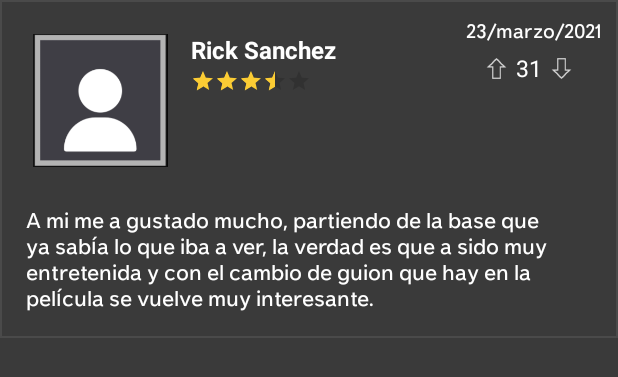
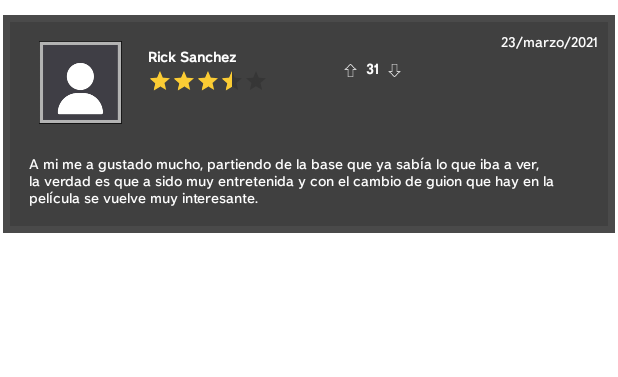
Before and after one commit to AndyBorboa/Reel, an Android app: the layout item_comentario.xml on its own in the app's theme, with its tools: preview values and no code run, on a phone screen of 412 x 824 dp. Shown: the top 377 px of the screen. Run offline under Robolectric (Android 15) with nearby library versions, the phone set to English and light mode, and no system bars.

Commit message:
Comentarios listos. Se inflo el recyclerview de comentarios con un arraylist

```diff
--- a/app/src/main/java/borboa/andrea/reel_proyectomoviles/CalificacionesFragment.kt
+++ b/app/src/main/java/borboa/andrea/reel_proyectomoviles/CalificacionesFragment.kt
@@ -19,11 +19,13 @@ import androidx.recyclerview.widget.RecyclerView
 class CalificacionesFragment : Fragment() {
 
     private lateinit var ComentariosRecyclerview: RecyclerView
-    val comentarios = getArguments()?.getSerializable("comentarios") as ArrayList<comentario>
+
 
 
     override fun onCreateView(inflater: LayoutInflater, container: ViewGroup?,
                               savedInstanceState: Bundle?): View?{
+
+        val comentarios = getArguments()?.getSerializable("comentarios") as ArrayList<comentario>
 
         val view = inflater.inflate(R.layout.fragment_calificaciones, container, false)
         val btn_comentario = view.findViewById<View>(R.id.btn_comentario) as Button
--- a/app/src/main/java/borboa/andrea/reel_proyectomoviles/PeliculasActivity.kt
+++ b/app/src/main/java/borboa/andrea/reel_proyectomoviles/PeliculasActivity.kt
@@ -1,13 +1,9 @@
 package borboa.andrea.reel_proyectomoviles
 
 import android.os.Bundle
-import android.os.Parcel
-import android.os.Parcelable
-import android.webkit.WebChromeClient
 import androidx.appcompat.app.AppCompatActivity
 import androidx.viewpager.widget.ViewPager
 import com.google.android.material.tabs.TabLayout
-import java.io.Serializable
 
 
 class PeliculasActivity : AppCompatActivity() {
--- a/app/src/main/res/layout/fragment_calificaciones.xml
+++ b/app/src/main/res/layout/fragment_calificaciones.xml
@@ -17,7 +17,10 @@
         <androidx.recyclerview.widget.RecyclerView
             android:id="@+id/ComentariosRecyclerView"
             android:layout_width="match_parent"
-            android:layout_height="564dp" />
+            android:layout_height="470dp"
+            android:layout_marginLeft="15dp"
+            android:layout_marginTop="20dp"
+            android:layout_marginRight="15dp" />
 
 
         <LinearLayout
@@ -37,24 +40,27 @@
                 <View
                     android:layout_width="match_parent"
                     android:layout_height="7px"
+                    android:layout_marginTop="10dp"
                     android:background="@color/gris" />
             </LinearLayout>
 
             <LinearLayout
                 android:layout_width="match_parent"
                 android:layout_height="match_parent"
-                android:orientation="horizontal"
-                android:layout_marginTop="10dp">
+                android:orientation="horizontal">
 
 
 
                 <ImageView
+                    android:layout_marginTop="5dp"
                     android:layout_width="50dp"
                     android:layout_height="50dp"
                     android:src="@drawable/peon"
-                    android:layout_marginLeft="20dp"/>
+                    android:padding="3dp"
+                    android:layout_marginLeft="20dp" />
 
                 <Button
+                    android:layout_marginTop="5dp"
                     android:id="@+id/btn_comentario"
                     android:layout_width="195dp"
                     android:layout_height="wrap_content"
--- a/app/src/main/res/layout/item_comentario.xml
+++ b/app/src/main/res/layout/item_comentario.xml
@@ -1,15 +1,18 @@
 <?xml version="1.0" encoding="utf-8"?>
 <LinearLayout xmlns:android="http://schemas.android.com/apk/res/android"
     android:layout_width="match_parent"
-    android:layout_height="match_parent"
+    android:layout_height="wrap_content"
     android:background="@color/gris2"
-    android:orientation="horizontal">
+    android:orientation="horizontal"
+    android:layout_marginTop="10dp"
+    android:layout_marginLeft="2dp"
+    android:layout_marginRight="2dp">
 
     <LinearLayout
         android:layout_width="match_parent"
         android:layout_height="wrap_content"
         android:orientation="vertical"
-        android:background="@drawable/bordedos">
+        android:background="@drawable/borde">
         <LinearLayout
             android:layout_marginLeft="10dp"
             android:layout_marginRight="10dp"
@@ -20,10 +23,10 @@
             android:orientation="horizontal">
 
             <ImageView
-                android:layout_width="110dp"
-                android:layout_height="110dp"
-                android:src="@drawable/peon"
-                android:padding="10dp"/>
+                android:layout_width="79dp"
+                android:layout_height="66dp"
+                android:padding="5dp"
+                android:src="@drawable/peon" />
 
             <LinearLayout
                 android:layout_width="wrap_content"
@@ -36,7 +39,8 @@
                     android:layout_height="wrap_content"
                     android:text="Rick Sanchez"
                     android:textColor="@color/white"
-                    android:textSize="16dp"
+                    android:textSize="10dp"
+                    android:fontFamily="@font/littera_regular"
                     android:textStyle="bold"
                     android:layout_marginTop="10dp"
                     android:layout_marginLeft="5dp"/>
@@ -64,6 +68,7 @@
                     android:textAlignment="textEnd"
                     android:textColor="@color/white"
                     android:text="23/marzo/2021"
+                    android:textSize="10dp"
                     android:fontFamily="@font/littera_regular"/>
 
 
@@ -74,29 +79,33 @@
                     android:layout_marginTop="6dp">
 
                     <ToggleButton
-                        android:layout_width="15dp"
-                        android:layout_height="15dp"
+                        android:layout_width="10dp"
+                        android:layout_height="10dp"
                         android:textOff=""
                         android:textOn=""
                         android:layout_marginTop="2dp"
                         android:background="@drawable/toggle_vote"
-                        android:layout_marginLeft="99dp"/>
+                        android:gravity="end"
+                        android:layout_marginLeft="50dp"/>
                     <TextView
                         android:layout_width="wrap_content"
-                        android:layout_height="wrap_content"
+                        android:layout_height="match_parent"
                         android:text="31"
                         android:textColor="@color/white"
-                        android:textSize="15dp"
-                        android:textAlignment="textEnd"
-                        android:layout_marginLeft="5dp"/>
+                        android:textSize="10dp"
+                        android:textStyle="bold"
+                        android:gravity="center"
+                        android:layout_marginLeft="5dp"
+                        android:fontFamily="@font/littera_regular"/>
                     <ToggleButton
-                        android:layout_width="15dp"
-                        android:layout_height="15dp"
+                        android:layout_width="10dp"
+                        android:layout_height="10dp"
                         android:textOff=""
                         android:textOn=""
                         android:layout_marginTop="2dp"
+                        android:layout_marginLeft="5dp"
                         android:background="@drawable/toggle_downvote"
-                        android:layout_marginLeft="5dp"/>
+                        android:gravity="end"/>
 
                 </LinearLayout>
 
@@ -119,15 +128,10 @@
                 android:layout_height="wrap_content"
                 android:text="A mi me a gustado mucho, partiendo de la base que ya sabía lo que iba a ver, la verdad es que a sido muy entretenida y con el cambio de guion que hay en la película se vuelve muy interesante."
                 android:textColor="@color/white"
-                android:textSize="15dp"
+                android:textSize="10dp"
                 android:fontFamily="@font/littera_regular"
                 android:layout_gravity="right"
                 android:padding="15dp"/>
         </LinearLayout>
     </LinearLayout>
-
-
-
-
-
 </LinearLayout>
--- a/app/src/main/res/values/colors.xml
+++ b/app/src/main/res/values/colors.xml
@@ -11,6 +11,6 @@
     <color name="color_background">#121212</color>
     <color name="yellow">#fbcc34</color>
     <color name="gris">#4a4a4a</color>
-    <color name="gris2">#3a3a3a</color>
+    <color name="gris2">#404040</color>
     <color name="grisblack">#282828</color>
 </resources>
```
